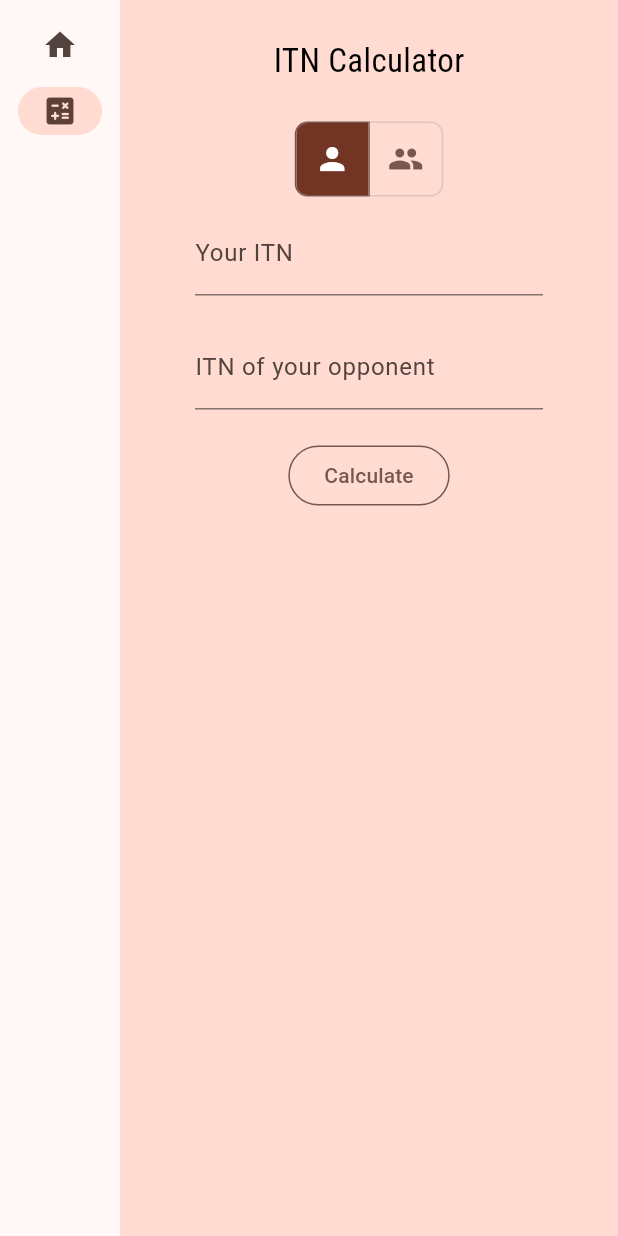
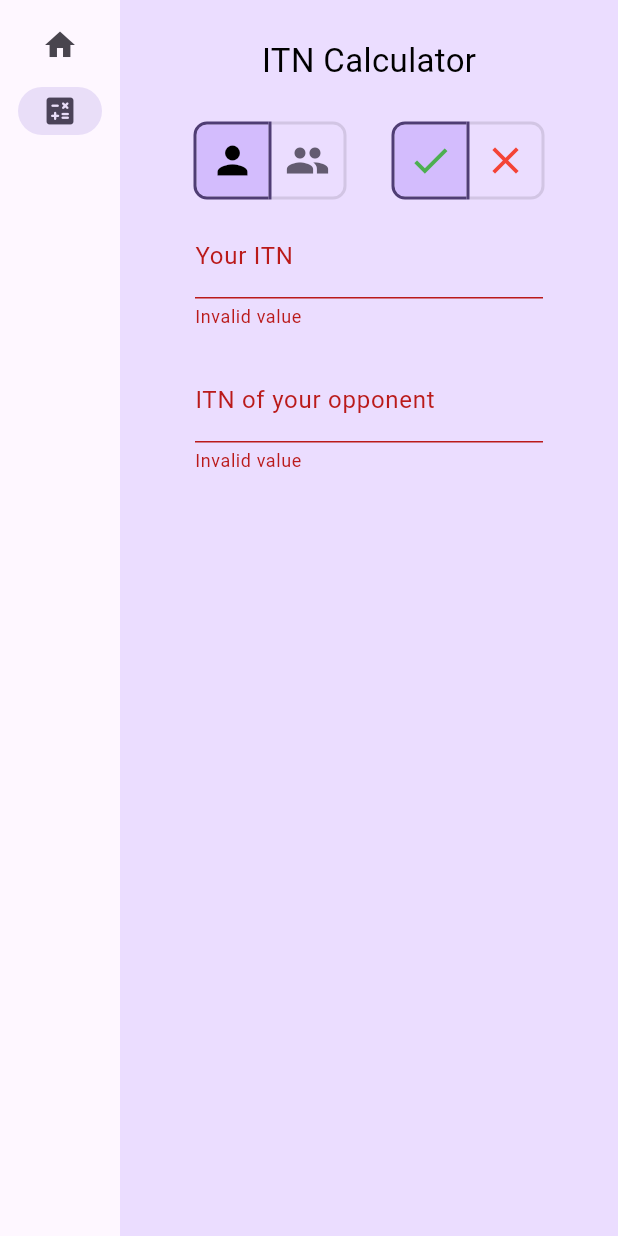
Before and after one commit to icqun/itn-calculator, a Flutter app: the screen it shows after launch, after a tap on "ITN Calculator", after a tap on the "person" icon, on a phone screen of 412 x 824 dp. Run offline on Flutter 3.47's test engine with Material 3 defaults, Android fonts, the phone set to English and light mode, and no system bars.

Commit message:
feat: style and layout changes
alwyas calculate itn change

```diff
--- a/itn_calculator_flutter_app/lib/main.dart
+++ b/itn_calculator_flutter_app/lib/main.dart
@@ -1,11 +1,17 @@
+import 'dart:math';
+
 import 'package:flutter/material.dart';
 import 'package:flutter/services.dart';
-import 'package:google_fonts/google_fonts.dart';
 import 'package:provider/provider.dart';
 
-const List<Widget> icons = <Widget>[
-  Icon(Icons.person),
-  Icon(Icons.group),
+const List<Widget> modeIcons = <Widget>[
+  Icon(Icons.person, size: 30),
+  Icon(Icons.group, size: 30),
+];
+
+const List<Widget> successIcons = <Widget>[
+  Icon(Icons.check, color: Colors.green, size: 30),
+  Icon(Icons.close, color: Colors.red, size: 30),
 ];
 
 void main() {
@@ -23,7 +29,7 @@ class MyApp extends StatelessWidget {
         title: 'ITN Calculator',
         theme: ThemeData(
           useMaterial3: true,
-          colorScheme: ColorScheme.fromSeed(seedColor: Colors.deepOrange),
+          colorScheme: ColorScheme.fromSeed(seedColor: Colors.deepPurple),
         ),
         home: MyHomePage(),
       ),
@@ -32,15 +38,46 @@ class MyApp extends StatelessWidget {
 }
 
 class MyAppState extends ChangeNotifier {
+  final List<bool> selectedMode = <bool>[true, false];
+  final List<bool> selectedSuccess = <bool>[true, false];
   var itnUser = 0.0;
   var itnPartner = 0.0;
   var itnOpponent1 = 0.0;
   var itnOpponent2 = 0.0;
+  var itnChangeOfUser = double.nan;
 
-  final List<bool> selectedMode = <bool>[true, false];
+  bool calculateItnChange(bool userWon) {
+    if (itnUser < 1.0 || itnUser > 10.3 || itnOpponent1 < 1.0 || itnOpponent1 > 10.3) {
+      itnChangeOfUser = double.nan;
+      return false;
+    }
 
-  double calculateItnChange() {
-    return 0.0;
+    // Single mode calculation
+    if (selectedMode[0]) {
+      var x = userWon ? itnOpponent1 - itnUser : itnUser - itnOpponent1;
+      itnChangeOfUser = 0.250 / (1.000 + 2.595 * exp(3.500 * x));
+      notifyListeners();
+      return true;
+    }
+
+    // Double mode calculation
+    else if (selectedMode[1]) {
+      if (itnPartner < 1.0 || itnPartner > 10.3 || itnOpponent2 < 1.0 || itnOpponent2 > 10.3) {
+        itnChangeOfUser = double.nan;
+        return false;
+      }
+
+      var userDoubleItn = (itnUser + itnPartner) / 2;
+      var opponentDoubleItn = (itnOpponent1 + itnOpponent2) / 2;
+
+      var x = userWon ? opponentDoubleItn - userDoubleItn : userDoubleItn - opponentDoubleItn;
+      itnChangeOfUser = (0.250 / (1.000 + 2.595 * exp(3.500 * x))) * 0.25;
+      notifyListeners();
+      return true;
+    }
+
+    itnChangeOfUser = double.nan;
+    return false;
   }
 }
 
@@ -57,7 +94,7 @@ class _MyHomePageState extends State<MyHomePage> {
     Widget page;
     switch (selectedIndex) {
       case 0:
-        page = HomePage();
+        page = WelcomeHomePage();
         break;
       case 1:
         page = ITNCalculatorPage();
@@ -107,7 +144,7 @@ class _MyHomePageState extends State<MyHomePage> {
 }
 
 
-class HomePage extends StatelessWidget {
+class WelcomeHomePage extends StatelessWidget {
   @override
   Widget build(BuildContext context) {
     return Center(
@@ -116,11 +153,9 @@ class HomePage extends StatelessWidget {
         children: [
           Text(
             "Welcome to ITN Calculator",
-            style: GoogleFonts.robotoCondensed(
-              textStyle: TextStyle(
+            style: TextStyle(
               color: Colors.black,
               fontSize: 22.0
-              )
             ),
           ),
           SizedBox(height: 10),
@@ -145,20 +180,24 @@ class _ITNCalculatorPageState extends State<ITNCalculatorPage> {
   Widget build(BuildContext context) {
     var appState = context.watch<MyAppState>();
 
-    return Center(
+    return Align(
+      alignment: Alignment.topCenter,
+      child: SingleChildScrollView(
         child: Column(
+          mainAxisAlignment: MainAxisAlignment.start,
           children: [
             SizedBox(height: 25),
             Text(
               "ITN Calculator",
-            style: GoogleFonts.robotoCondensed(
-              textStyle: TextStyle(
+              style: TextStyle(
                 color: Colors.black,
                 fontSize: 22.0
-              )
               ),
             ),
             SizedBox(height: 25),
+            Row(
+              mainAxisAlignment: MainAxisAlignment.center,
+              children: [
                 ToggleButtons(
                   direction: Axis.horizontal,
                   onPressed: (int index) {
@@ -167,102 +206,132 @@ class _ITNCalculatorPageState extends State<ITNCalculatorPage> {
                       for (int i = 0; i < appState.selectedMode.length; i++) {
                         appState.selectedMode[i] = i == index;
                       }
+
+                      appState.calculateItnChange(appState.selectedSuccess[0]);
                     });
                   },
                   borderRadius: const BorderRadius.all(Radius.circular(8)),
-            selectedBorderColor: Theme.of(context).colorScheme.secondary,
-            selectedColor: Colors.white,
-            fillColor: Theme.of(context).colorScheme.onPrimaryContainer,
+                  selectedBorderColor: Theme.of(context).colorScheme.onPrimaryContainer,
+                  selectedColor: Colors.black,
+                  fillColor: Theme.of(context).colorScheme.inversePrimary,
                   color: Theme.of(context).colorScheme.secondary,
+                  borderWidth: 2,
                   isSelected: appState.selectedMode,
-            children: icons,
+                  children: modeIcons,
+                ),
+                SizedBox(width: 30),
+                ToggleButtons(
+                  direction: Axis.horizontal,
+                  onPressed: (int index) {
+                    setState(() {
+                      // The button that is tapped is set to true, and the others to false.
+                      for (int i = 0; i < appState.selectedSuccess.length; i++) {
+                        appState.selectedSuccess[i] = i == index;
+                      }
+
+                      appState.calculateItnChange(appState.selectedSuccess[0]);
+                    });
+                  },
+                  borderRadius: const BorderRadius.all(Radius.circular(8)),
+                  selectedBorderColor: Theme.of(context).colorScheme.onPrimaryContainer,
+                  fillColor: Theme.of(context).colorScheme.inversePrimary,
+                  borderWidth: 2,
+                  isSelected: appState.selectedSuccess,
+                  children: successIcons,
+                ),
+              ],
             ),
             SizedBox(height: 10),
             Padding(
               padding: const EdgeInsets.fromLTRB(50, 0, 50, 0),
-            child: getITNTextFormField(appState, 'Your ITN'),
+              child: getITNTextFormField(appState, 'Your ITN', (value) => appState.itnUser = value),
             ),
             if (appState.selectedMode[1]) ...[
               SizedBox(height: 20),
               Padding(
                 padding: const EdgeInsets.fromLTRB(50, 0, 50, 0),
-              child: getITNTextFormField(appState, 'ITN of your partner', )
+                child: getITNTextFormField(appState, 'ITN of your partner', (value) => appState.itnPartner = value)
               )
             ],
             SizedBox(height: 20),
             Padding(
               padding: const EdgeInsets.fromLTRB(50, 0, 50, 0),
-            child: getITNTextFormField(appState, 'ITN of your opponent')
+              child: getITNTextFormField(appState, 'ITN of your opponent', (value) => appState.itnOpponent1 = value)
             ),
             if (appState.selectedMode[1]) ...[
               SizedBox(height: 20),
               Padding(
                 padding: const EdgeInsets.fromLTRB(50, 0, 50, 0),
-              child: getITNTextFormField(appState, 'ITN of your opponent', )
+                child: getITNTextFormField(appState, 'ITN of your opponent', (value) => appState.itnOpponent2 = value)
               )
             ],
             SizedBox(height: 20),
-          OutlinedButton(
-            style: OutlinedButton.styleFrom(
-              foregroundColor: Theme.of(context).colorScheme.secondary,
-              side: BorderSide(
-                color: Theme.of(context).colorScheme.secondary,
+            Text(
+              style: TextStyle(
+                fontSize: 50,
+                color: appState.selectedSuccess[0]
+                  ? Colors.green
+                  : Colors.red
               ),
-            ),
-            onPressed:() {},
-            child: Text('Calculate'),
+              appState.itnChangeOfUser.isNaN
+                ? ""
+                : appState.selectedSuccess[0]
+                  ? '- ${appState.itnChangeOfUser.toStringAsFixed(3)}'
+                  : '+ ${appState.itnChangeOfUser.toStringAsFixed(3)}'
             )
           ],
         ),
+      )
     );
   }
 
-  TextFormField getITNTextFormField(MyAppState appState, String label) {
+  Future<dynamic> showErrorDialog(BuildContext context) {
+    return showDialog(
+      context: context,
+      builder: (BuildContext context) => Dialog(
+        child: Padding(
+          padding: const EdgeInsets.fromLTRB(20, 10, 20, 10),
+          child: Column(
+            mainAxisSize: MainAxisSize.min,
+            mainAxisAlignment: MainAxisAlignment.center,
+            children: <Widget>[
+              const Text('Please enter valid ITN\'s between 1.000 and 10.300'),
+              const SizedBox(height: 7),
+              TextButton(
+                onPressed: () {
+                  Navigator.pop(context);
+                },
+                child: const Text('Close'),
+              ),
+            ],
+          ),
+        ),
+      )
+    );
+  }
+
+  TextFormField getITNTextFormField(MyAppState appState, String label, void Function(double) onChangedCallback) {
     return TextFormField(
       decoration: InputDecoration(
         border: const UnderlineInputBorder(),
         labelText: label,
       ),
       keyboardType: TextInputType.number,
-            inputFormatters: <TextInputFormatter>[
-              FilteringTextInputFormatter.digitsOnly
+      inputFormatters: [
+        FilteringTextInputFormatter.allow(RegExp(r'(^\d*\.?\d*)')),
+        LengthLimitingTextInputFormatter(6)
       ],
+      autovalidateMode: AutovalidateMode.always,
+      validator: (value) {
+        double itn = double.tryParse(value ?? "") ?? 0;
+        return RegExp(r'^\d{0,2}(\.\d{3})?$').hasMatch(itn.toString()) || itn >= 1.000 && itn <= 10.300 ? null : 'Invalid value';
+      },
       onChanged: (value) {
         setState(() {
-                // TODO
-                appState.itnUser = double.tryParse(value) ?? 0;
+          onChangedCallback(double.tryParse(value) ?? 0.0);
+          appState.calculateItnChange(appState.selectedSuccess[0]);
         });
       },
     );
   }
 }
-
-/*
-class BigCard extends StatelessWidget {
-  const BigCard({
-    super.key,
-    required this.pair,
-  });
-
-  final WordPair pair;
-
-  @override
-  Widget build(BuildContext context) {
-    final theme = Theme.of(context);
-    final style = theme.textTheme.displayMedium!.copyWith(
-      color: theme.colorScheme.onPrimary,
-    );
-
-    return Card(
-      color: theme.colorScheme.primary,
-      child: Padding(
-        padding: const EdgeInsets.all(20),
-        child: Text(
-          pair.asLowerCase,
-          style: style,
-          semanticsLabel: "${pair.first} ${pair.second}",
-        ),
-      ),
-    );
-  }
-}*/
```
Lines whose indentation alone changed are shown as unchanged.
